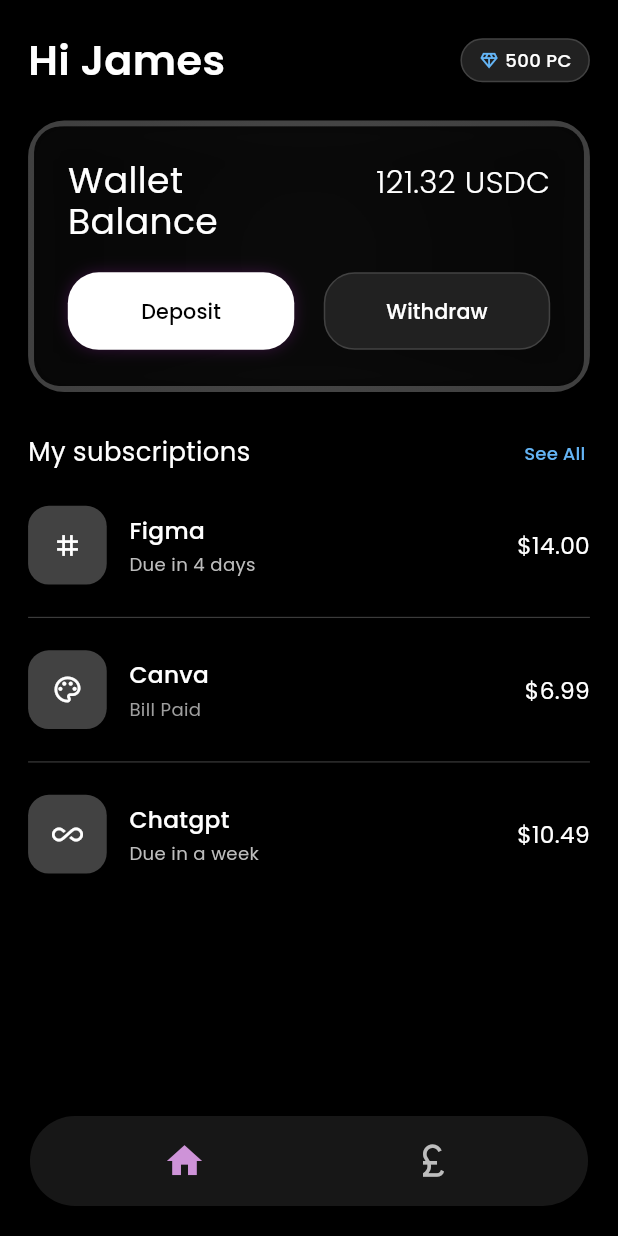
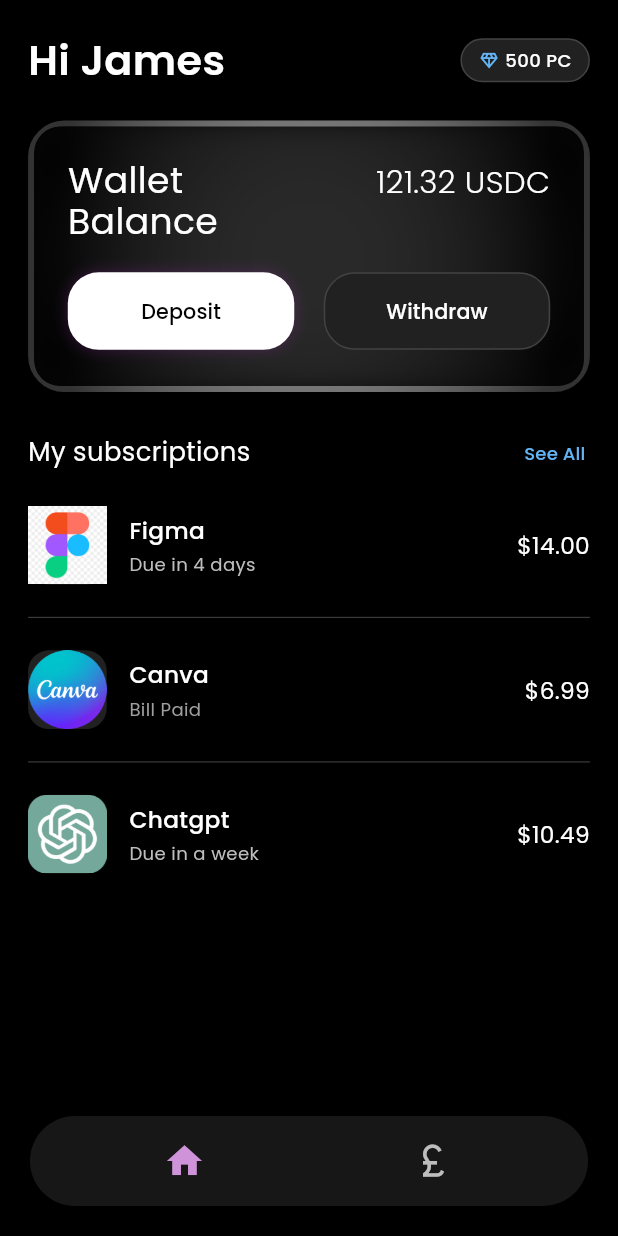
Before and after one commit to Vishal182573/paycasso-app, a Flutter app: the HomeScreen screen opened by its route, on a phone screen of 412 x 824 dp. Run offline on Flutter 3.47's test engine with Material 3 defaults, Android fonts, the phone set to English and light mode, and no system bars; our stand-ins replace flutter_riverpod, flutter_screenutil, flutter_svg.

Commit message:
home screen customized - wallet cardmade premium and subscriptions logo added

```diff
--- a/flutter_application_paycasso/lib/screens/afterLogin/homeScreen.dart
+++ b/flutter_application_paycasso/lib/screens/afterLogin/homeScreen.dart
@@ -14,6 +14,27 @@ class _HomeScreenState extends State<HomeScreen> {
   int _currentIndex =
       0; // Setting to 1 as Ethereum icon is selected in screenshot
   bool showAllSubscriptions = false;
+
+  final List<Map<String, String>> subscriptionItems = [
+    {
+      'title': 'Figma',
+      'subtitle': 'Due in 4 days',
+      'amount': '\$14.00',
+      'logo': 'assets/icons/figma_logo.png',
+    },
+    {
+      'title': 'Canva',
+      'subtitle': 'Bill Paid',
+      'amount': '\$6.99',
+      'logo': 'assets/icons/canva_logo.png',
+    },
+    {
+      'title': 'Chatgpt',
+      'subtitle': 'Due in a week',
+      'amount': '\$10.49',
+      'logo': 'assets/icons/chatgpt_logo.png',
+    },
+  ];
 
   @override
   Widget build(BuildContext context) {
@@ -85,8 +106,8 @@ class _HomeScreenState extends State<HomeScreen> {
                       //focalPoint: Alignment.center,
                       radius: 1,
                       colors: [
-                        Colors.white.withOpacity(0.1),
-                        Colors.grey.withOpacity(0.1),
+                        Colors.white.withOpacity(0.4),
+                        Colors.black.withOpacity(0.9),
                       ],
                     ),
                     border: Border.all(
@@ -269,25 +290,25 @@ class _HomeScreenState extends State<HomeScreen> {
                 SizedBox(height: 26.h),
 
                 // Subscription List
-                buildSubscriptionItem(
+                _buildSubscriptionItem(
                   'Figma',
                   'Due in 4 days',
                   '\$14.00',
-                  Icons.grid_3x3,
+                  'assets/icons/figma_logo.png',
                   hasDivider: true,
                 ),
-                buildSubscriptionItem(
+                _buildSubscriptionItem(
                   'Canva',
                   'Bill Paid',
                   '\$6.99',
-                  Icons.palette_outlined,
+                  'assets/icons/canva_logo.png',
                   hasDivider: true,
                 ),
-                buildSubscriptionItem(
+                _buildSubscriptionItem(
                   'Chatgpt',
                   'Due in a week',
                   '\$10.49',
-                  Icons.all_inclusive,
+                  'assets/icons/chatgpt_logo.png',
                   hasDivider: false,
                 ),
               ],
@@ -306,13 +327,9 @@ class _HomeScreenState extends State<HomeScreen> {
     );
   }
 
-  Widget buildSubscriptionItem(
-    String title,
-    String subtitle,
-    String amount,
-    IconData icon, {
-    required bool hasDivider,
-  }) {
+  Widget _buildSubscriptionItem(
+      String title, String subtitle, String amount, String logoPath,
+      {required bool hasDivider}) {
     return Column(
       children: [
         Row(
@@ -321,13 +338,13 @@ class _HomeScreenState extends State<HomeScreen> {
               width: 56.w,
               height: 56.w,
               decoration: BoxDecoration(
-                color: Colors.grey[800],
+                color: Colors.grey[900],
                 borderRadius: BorderRadius.circular(16.r),
               ),
-              child: Icon(
-                icon,
-                color: Colors.white,
-                size: 24.sp,
+              child: Image.asset(
+                logoPath,
+                width: 24.w,
+                height: 24.w,
               ),
             ),
             SizedBox(width: 16.w),
```
Also changed, not shown: flutter_application_paycasso/assets/icons/canva_logo.png (added), flutter_application_paycasso/assets/icons/chatgpt_logo.png (added), flutter_application_paycasso/assets/icons/figma_logo.png (added).
